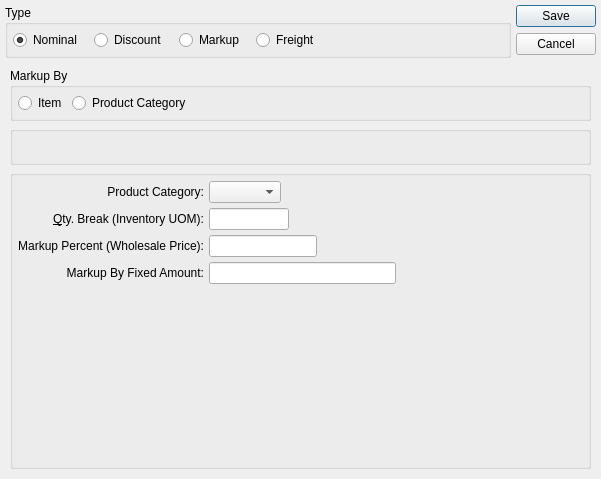
Above: guiclient/itemPricingScheduleItem.ui from Pegasus-RPG/xtuple-client before the change. Below: the same form after it.
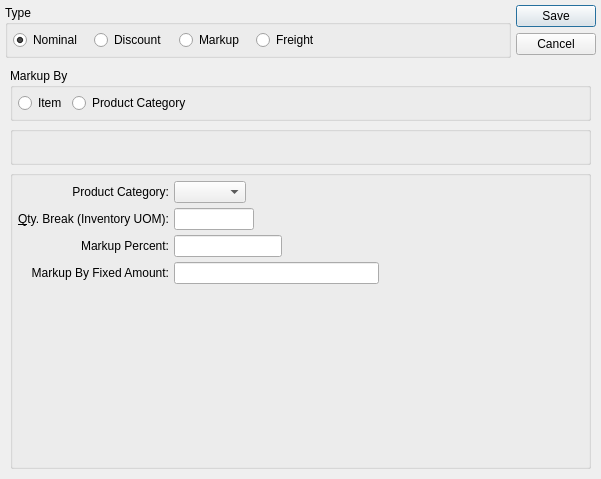
That is the form after the change. The open tabs and pages were chosen to show the change. Custom widgets are drawn as their Qt base class.

Commit message: Issue #20003:expose Sales Order Item Unit Cost and Markup % for editing

```diff
--- a/guiclient/itemPricingScheduleItem.ui
+++ b/guiclient/itemPricingScheduleItem.ui
@@ -988,7 +988,7 @@
           <item row="2" column="0">
            <widget class="XLabel" name="_markupLit">
             <property name="text">
-             <string>Markup Percent (Wholesale Price):</string>
+             <string>Markup Percent:</string>
             </property>
             <property name="alignment">
              <set>Qt::AlignRight|Qt::AlignTrailing|Qt::AlignVCenter</set>
```
Left out of the diff: 1 changed line with no effect on the pictures. The commit also changes 14 other files.
